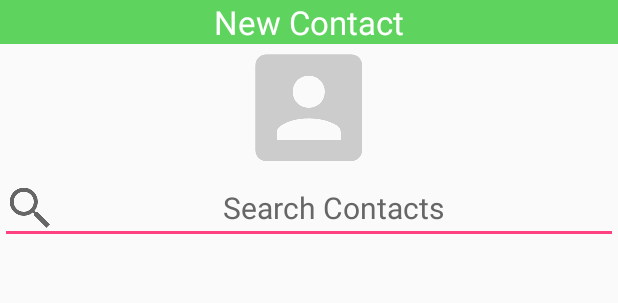
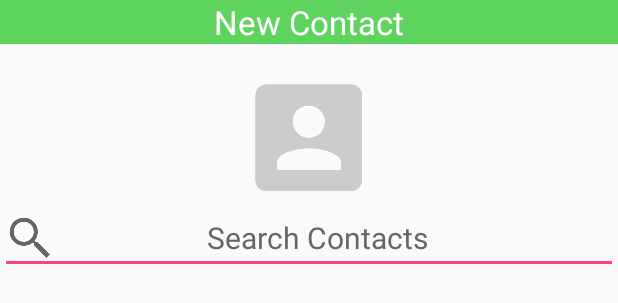
Before and after one commit to bboudra/ScopeText, an Android app: the layout fragment_new_contact.xml on its own in the app's theme, with its tools: preview values and no code run, on a phone screen of 412 x 824 dp. Shown: the top 303 px of the screen. Run offline under Robolectric (Android 15) with nearby library versions, the phone set to English and light mode, and no system bars.

Commit message:
#2 Activity - NewContactFragment.xml: Added padding. Story complete.

```diff
--- a/app/src/main/res/layout/fragment_new_contact.xml
+++ b/app/src/main/res/layout/fragment_new_contact.xml
@@ -11,6 +11,7 @@
         <ImageView
             android:layout_width="match_parent"
             android:layout_height="wrap_content"
+            android:paddingTop="@dimen/image_view_padding_top"
             android:src="@drawable/contacts"
             android:contentDescription="@string/contact_image"/>
         <EditText
--- a/app/src/main/res/values/dimens.xml
+++ b/app/src/main/res/values/dimens.xml
@@ -5,8 +5,10 @@
     <dimen name="fab_margin">16dp</dimen>
     <dimen name="form_width">100dp</dimen>
     <dimen name="form_height">48dp</dimen>
+    <dimen name="form_padding_right">25dp</dimen>
     <dimen name="header_padding_top">100dp</dimen>
     <dimen name="header_text_size">22dp</dimen>
     <dimen name="body_text_size">20dp</dimen>
     <dimen name="text_margin">16dp</dimen>
+    <dimen name="image_view_padding_top">20dp</dimen>
 </resources>
--- a/app/src/main/res/values/styles.xml
+++ b/app/src/main/res/values/styles.xml
@@ -29,5 +29,6 @@
         <item name="android:drawableLeft">@drawable/search</item>
         <item name="android:inputType">text</item>
         <item name="android:imeOptions">actionSearch</item>
+        <item name="android:paddingEnd">25dp</item>
     </style>
 </resources>
```
